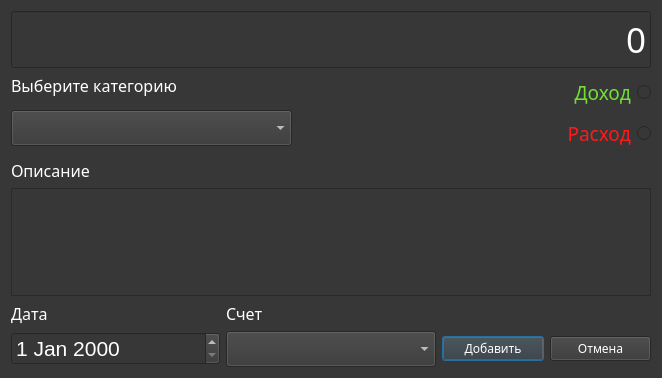
Above: ui/dialogs/transaction_add.ui from Protocs/OkayMoney before the change. Below: the same form after it.
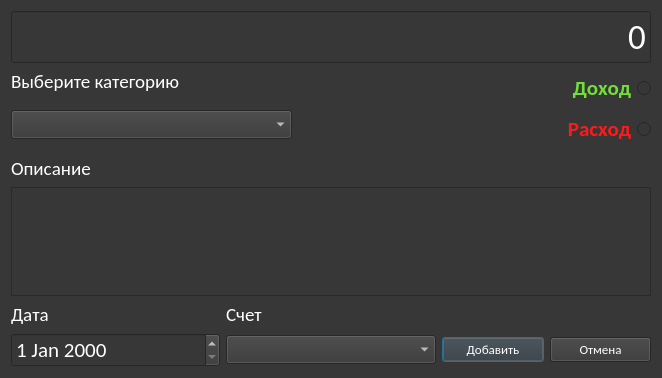
That is the form after the change. Icons and pictures are not drawn.

```diff
--- a/ui/dialogs/transaction_add.ui
+++ b/ui/dialogs/transaction_add.ui
@@ -37,7 +37,7 @@
     <widget class="QLineEdit" name="transaction_sum">
      <property name="font">
       <font>
-       <family>Gotham Pro Medium</family>
+       <family>Calibri</family>
        <pointsize>26</pointsize>
        <weight>50</weight>
        <bold>false</bold>
@@ -71,8 +71,8 @@
         <widget class="QLabel" name="label">
          <property name="font">
           <font>
-           <family>Gotham Pro Medium</family>
-           <pointsize>12</pointsize>
+           <family>Calibri</family>
+           <pointsize>14</pointsize>
           </font>
          </property>
          <property name="styleSheet">
@@ -93,6 +93,12 @@
              <height>20</height>
             </size>
            </property>
+           <property name="font">
+            <font>
+             <family>Calibri</family>
+             <pointsize>12</pointsize>
+            </font>
+           </property>
            <property name="styleSheet">
             <string notr="true">color: rgb(255, 255, 255);</string>
            </property>
@@ -139,8 +145,10 @@
         <widget class="QRadioButton" name="income_radio">
          <property name="font">
           <font>
-           <family>Gotham Pro Medium</family>
-           <pointsize>14</pointsize>
+           <family>Calibri</family>
+           <pointsize>16</pointsize>
+           <weight>75</weight>
+           <bold>true</bold>
           </font>
          </property>
          <property name="layoutDirection">
@@ -158,8 +166,10 @@
         <widget class="QRadioButton" name="spend_radio">
          <property name="font">
           <font>
-           <family>Gotham Pro Medium</family>
-           <pointsize>14</pointsize>
+           <family>Calibri</family>
+           <pointsize>16</pointsize>
+           <weight>75</weight>
+           <bold>true</bold>
           </font>
          </property>
          <property name="layoutDirection">
@@ -184,8 +194,8 @@
       <widget class="QLabel" name="label_2">
        <property name="font">
         <font>
-         <family>Gotham Pro Medium</family>
-         <pointsize>12</pointsize>
+         <family>Calibri</family>
+         <pointsize>14</pointsize>
         </font>
        </property>
        <property name="text">
@@ -195,12 +205,18 @@
      </item>
      <item>
       <widget class="QTextEdit" name="note_text">
+       <property name="font">
+        <font>
+         <family>Calibri</family>
+         <pointsize>11</pointsize>
+        </font>
+       </property>
        <property name="html">
         <string>&lt;!DOCTYPE HTML PUBLIC &quot;-//W3C//DTD HTML 4.0//EN&quot; &quot;http://www.w3.org/TR/REC-html40/strict.dtd&quot;&gt;
 &lt;html&gt;&lt;head&gt;&lt;meta name=&quot;qrichtext&quot; content=&quot;1&quot; /&gt;&lt;style type=&quot;text/css&quot;&gt;
 p, li { white-space: pre-wrap; }
-&lt;/style&gt;&lt;/head&gt;&lt;body style=&quot; font-family:'MS Shell Dlg 2'; font-size:7.8pt; font-weight:400; font-style:normal;&quot;&gt;
-&lt;p style=&quot;-qt-paragraph-type:empty; margin-top:0px; margin-bottom:0px; margin-left:0px; margin-right:0px; -qt-block-indent:0; text-indent:0px; font-size:8pt;&quot;&gt;&lt;br /&gt;&lt;/p&gt;&lt;/body&gt;&lt;/html&gt;</string>
+&lt;/style&gt;&lt;/head&gt;&lt;body style=&quot; font-family:'Calibri'; font-size:11pt; font-weight:400; font-style:normal;&quot;&gt;
+&lt;p style=&quot;-qt-paragraph-type:empty; margin-top:0px; margin-bottom:0px; margin-left:0px; margin-right:0px; -qt-block-indent:0; text-indent:0px; font-family:'MS Shell Dlg 2'; font-size:8pt;&quot;&gt;&lt;br /&gt;&lt;/p&gt;&lt;/body&gt;&lt;/html&gt;</string>
        </property>
       </widget>
      </item>
@@ -212,8 +228,8 @@
       <widget class="QLabel" name="label_3">
        <property name="font">
         <font>
-         <family>Gotham Pro Medium</family>
-         <pointsize>12</pointsize>
+         <family>Calibri</family>
+         <pointsize>14</pointsize>
         </font>
        </property>
        <property name="text">
@@ -225,8 +241,8 @@
       <widget class="QLabel" name="label_4">
        <property name="font">
         <font>
-         <family>Gotham Pro Medium</family>
-         <pointsize>12</pointsize>
+         <family>Calibri</family>
+         <pointsize>14</pointsize>
         </font>
        </property>
        <property name="text">
@@ -238,6 +254,7 @@
       <widget class="QDateEdit" name="date">
        <property name="font">
         <font>
+         <family>Calibri</family>
          <pointsize>16</pointsize>
         </font>
        </property>
@@ -245,6 +262,12 @@
      </item>
      <item row="1" column="1">
       <widget class="QComboBox" name="accounts_box">
+       <property name="font">
+        <font>
+         <family>Calibri</family>
+         <pointsize>12</pointsize>
+        </font>
+       </property>
        <property name="styleSheet">
         <string notr="true">color: rgb(255, 255, 255);</string>
        </property>
@@ -265,7 +288,8 @@
          </property>
          <property name="font">
           <font>
-           <family>Gotham Pro Medium</family>
+           <family>Calibri</family>
+           <pointsize>10</pointsize>
           </font>
          </property>
          <property name="styleSheet">
@@ -280,7 +304,8 @@
         <widget class="QPushButton" name="cancel_btn">
          <property name="font">
           <font>
-           <family>Gotham Pro</family>
+           <family>Calibri</family>
+           <pointsize>10</pointsize>
           </font>
          </property>
          <property name="text">
```
